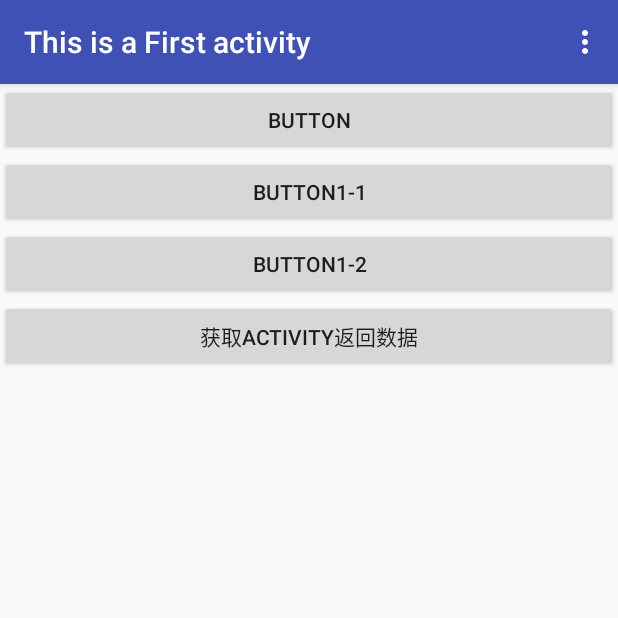
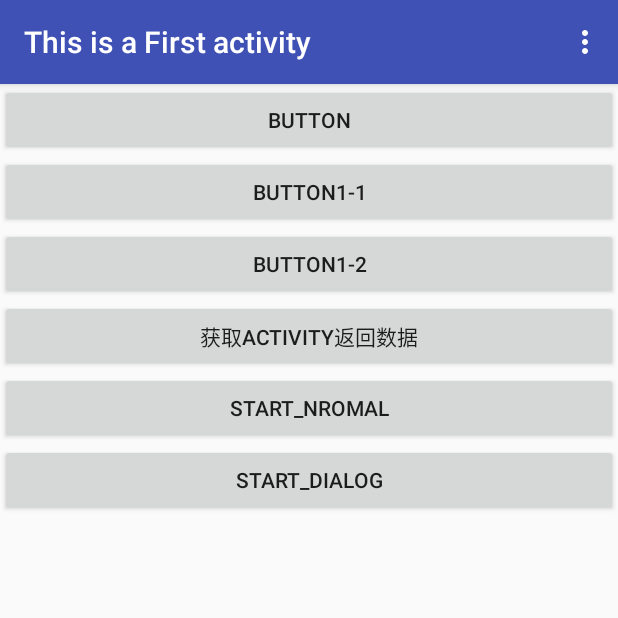
Before and after one commit to ww1987/ActivityTest, an Android app: the screen it shows after launch (FirstActivity), on a phone screen of 412 x 824 dp, the top half of it. Run offline under Robolectric (Android 15) with nearby library versions, the phone set to English and light mode, and no system bars.

Commit message:
activity生命周期-两个活动

```diff
--- a/app/src/main/java/com/example/activitytest/FirstActivity.java
+++ b/app/src/main/java/com/example/activitytest/FirstActivity.java
@@ -42,6 +42,8 @@ public class FirstActivity extends AppCompatActivity {
         Button btn1_1 = (Button) findViewById(R.id.button_1_1);
         Button btn1_2 = (Button) findViewById(R.id.button_1_2);
         Button btn1_3 = (Button) findViewById(R.id.button_1_3);
+        Button start_nromal = (Button) findViewById(R.id.start_nromal);
+        Button start_dialog = (Button) findViewById(R.id.start_dialog);
         but1.setOnClickListener(new View.OnClickListener() {
             @Override
             public void onClick(View view) {
@@ -84,6 +86,24 @@ public class FirstActivity extends AppCompatActivity {
             }
         });
 
+
+        start_nromal.setOnClickListener(new View.OnClickListener() {
+            @Override
+            public void onClick(View view) {
+                Intent intent = new Intent(FirstActivity.this,NormalActivity.class);
+                startActivity(intent);
+            }
+        });
+
+
+        start_dialog.setOnClickListener(new View.OnClickListener() {
+            @Override
+            public void onClick(View view) {
+                Intent intent = new Intent(FirstActivity.this,DialogActivity.class);
+                startActivity(intent);
+            }
+        });
+
     }
 
     @Override
--- a/app/src/main/res/layout/first_layout.xml
+++ b/app/src/main/res/layout/first_layout.xml
@@ -24,4 +24,14 @@
         android:layout_width="match_parent"
         android:layout_height="wrap_content"
         android:text="获取activity返回数据"/>
+    <Button
+        android:id="@+id/start_nromal"
+        android:layout_width="match_parent"
+        android:layout_height="wrap_content"
+        android:text="start_nromal"/>
+    <Button
+        android:id="@+id/start_dialog"
+        android:layout_width="match_parent"
+        android:layout_height="wrap_content"
+        android:text="start_dialog"/>
 </LinearLayout>
```
Also changed, not shown: app/src/main/AndroidManifest.xml (+7 -3 lines), app/src/main/java/com/example/activitytest/DialogActivity.java (added, +13 -0 lines), app/src/main/java/com/example/activitytest/NormalActivity.java (added, +13 -0 lines), app/src/main/res/layout/activity_dialog.xml (added, +10 -0 lines), app/src/main/res/layout/activity_normal.xml (added, +10 -0 lines).
